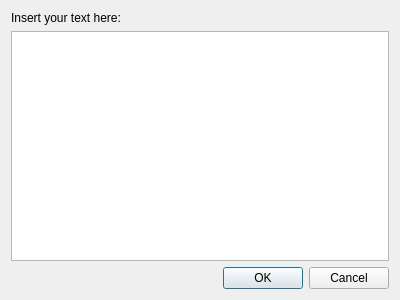
This is QDialogElement/QDialogButtonBoxDemo/infodialog.ui in eduardorasgado/RoadtoQt5 as Qt 5 draws it before an edit. The edited form follows.
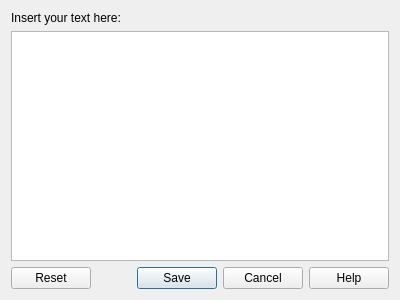
This is the edited form.

Commit message: handling qdialog box button clicked

Patch:
```diff
--- a/QDialogElement/QDialogButtonBoxDemo/infodialog.ui
+++ b/QDialogElement/QDialogButtonBoxDemo/infodialog.ui
@@ -27,7 +27,7 @@
    <item>
     <widget class="QDialogButtonBox" name="buttonBox">
      <property name="standardButtons">
-      <set>QDialogButtonBox::Cancel|QDialogButtonBox::Ok</set>
+      <set>QDialogButtonBox::Cancel|QDialogButtonBox::Help|QDialogButtonBox::Reset|QDialogButtonBox::Save</set>
      </property>
     </widget>
    </item>
```
The commit also changes 2 other files.
